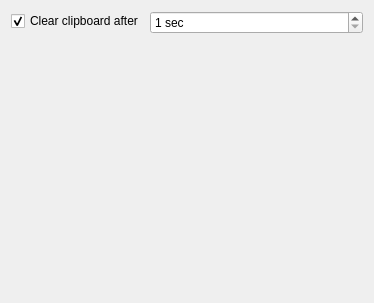
Old version of the form src/gui/SettingsWidgetSecurity.ui in the repository keepassxreboot/keepassxc.
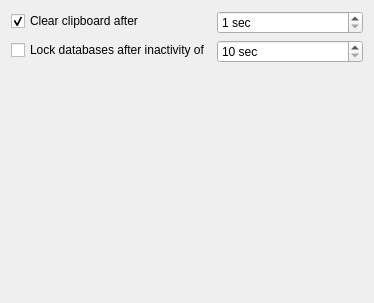
New version of the form.

Commit message:
Add option to lock databases after user inactivity.
Closes #62

```diff
--- a/src/gui/SettingsWidgetSecurity.ui
+++ b/src/gui/SettingsWidgetSecurity.ui
@@ -34,6 +34,26 @@
      </property>
     </widget>
    </item>
+   <item row="1" column="0">
+    <widget class="QCheckBox" name="lockDatabaseIdleCheckBox">
+     <property name="text">
+      <string>Lock databases after inactivity of</string>
+     </property>
+    </widget>
+   </item>
+   <item row="1" column="1">
+    <widget class="QSpinBox" name="lockDatabaseIdleSpinBox">
+     <property name="suffix">
+      <string> sec</string>
+     </property>
+     <property name="minimum">
+      <number>10</number>
+     </property>
+     <property name="maximum">
+      <number>9999</number>
+     </property>
+    </widget>
+   </item>
   </layout>
  </widget>
  <tabstops>
```
The commit also changes 7 other files.
